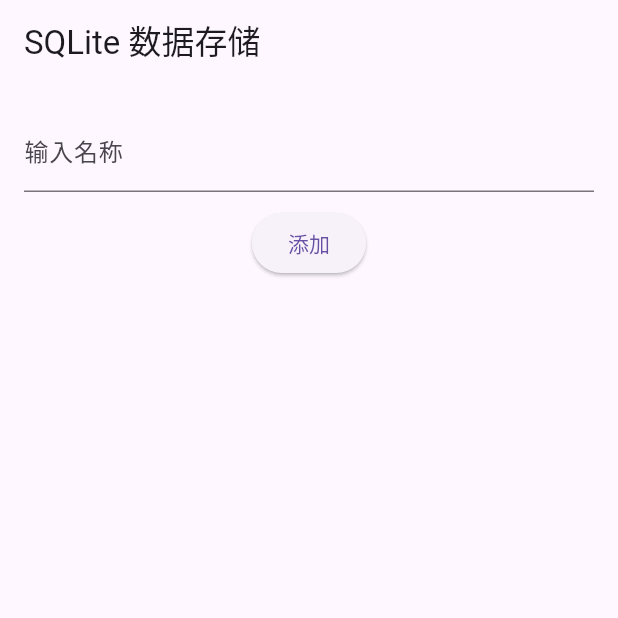
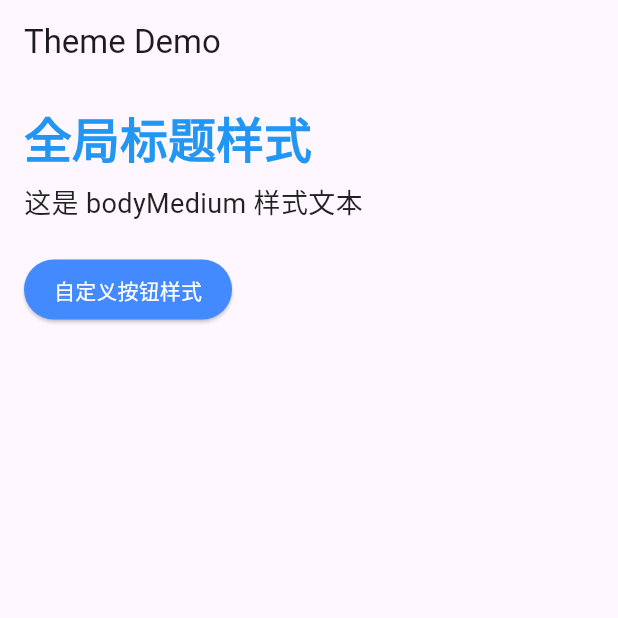
Before and after one commit to samniu/Flutter-Basic, a Flutter app: the screen it shows after launch, on a phone screen of 412 x 824 dp, the top half of it. Run offline on Flutter 3.47's test engine with Material 3 defaults, Android fonts, the phone set to English and light mode, and no system bars; our stand-ins replace shared_preferences, sqflite; accounts and stored records are empty.

Commit message:
theme and custom theme

```diff
--- a/lib/Navigation and Routing/app_routes.dart
+++ b/lib/Navigation and Routing/app_routes.dart
@@ -10,6 +10,7 @@ import 'package:flutter/material.dart';
 // import '../SharedPreferences(local storage)/storage_page.dart';
 // import '../State Management with Provider/provider_page.dart';
 import '../database/database_page.dart';
+import '../theme/theme_demo_page.dart';
 
 class AppRoutes {
   // 返回路由配置
@@ -36,6 +37,9 @@ class AppRoutes {
 
       // database
       '/database': (context) => DatabasePage(),
+
+      // theme
+      '/themeDemo': (context) => ThemeDemoPage(),
     };
   }
 
@@ -46,6 +50,7 @@ class AppRoutes {
     // return '/network';
     // return '/storage';
     // return '/provider';
-    return '/database';
+    // return '/database';
+    return '/themeDemo';
   }
 }
--- a/lib/main.dart
+++ b/lib/main.dart
@@ -28,6 +28,20 @@ class MainApp extends StatelessWidget {
   Widget build(BuildContext context) {
     return MaterialApp(
       title: 'Flutter Basic',
+      theme: ThemeData(
+        primarySwatch: Colors.blue, // 主题色
+        textTheme: TextTheme(
+          headlineLarge: TextStyle(fontSize: 32, fontWeight: FontWeight.bold, color: Colors.blue),
+          bodyMedium: TextStyle(fontSize: 18, color: Colors.black87),
+        ),
+        elevatedButtonTheme: ElevatedButtonThemeData(
+          style: ElevatedButton.styleFrom(
+            backgroundColor: Colors.blueAccent,
+            foregroundColor: Colors.white,
+            padding: EdgeInsets.symmetric(horizontal: 20, vertical: 10),
+          ),
+        ),
+      ),
       initialRoute: AppRoutes.getInitialRoute(), // 使用 AppRoutes 中的 initialRoute
       routes: AppRoutes.getRoutes(), // 使用 AppRoutes 中的 routes 配置
       // home: HomePage(),
--- /dev/null
+++ b/lib/theme/theme_demo_page.dart
@@ -0,0 +1,26 @@
+import 'package:flutter/material.dart';
+
+class ThemeDemoPage extends StatelessWidget {
+  @override
+  Widget build(BuildContext context) {
+    return Scaffold(
+      appBar: AppBar(title: Text('Theme Demo')),
+      body: Padding(
+        padding: EdgeInsets.all(16.0),
+        child: Column(
+          crossAxisAlignment: CrossAxisAlignment.start,
+          children: [
+            Text('全局标题样式', style: Theme.of(context).textTheme.headlineLarge),
+            SizedBox(height: 10),
+            Text('这是 bodyMedium 样式文本', style: Theme.of(context).textTheme.bodyMedium),
+            SizedBox(height: 20),
+            ElevatedButton(
+              onPressed: () {},
+              child: Text('自定义按钮样式'),
+            ),
+          ],
+        ),
+      ),
+    );
+  }
+}
```
